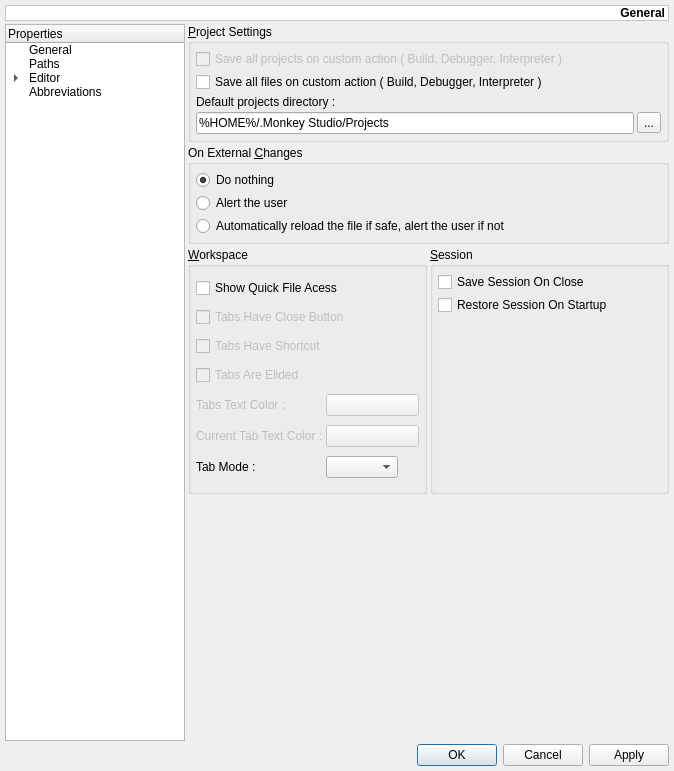
Above: monkey/src/maininterface/ui/UISettings.ui from pasnox/monkeystudio2 before the change. Below: the same form after it.
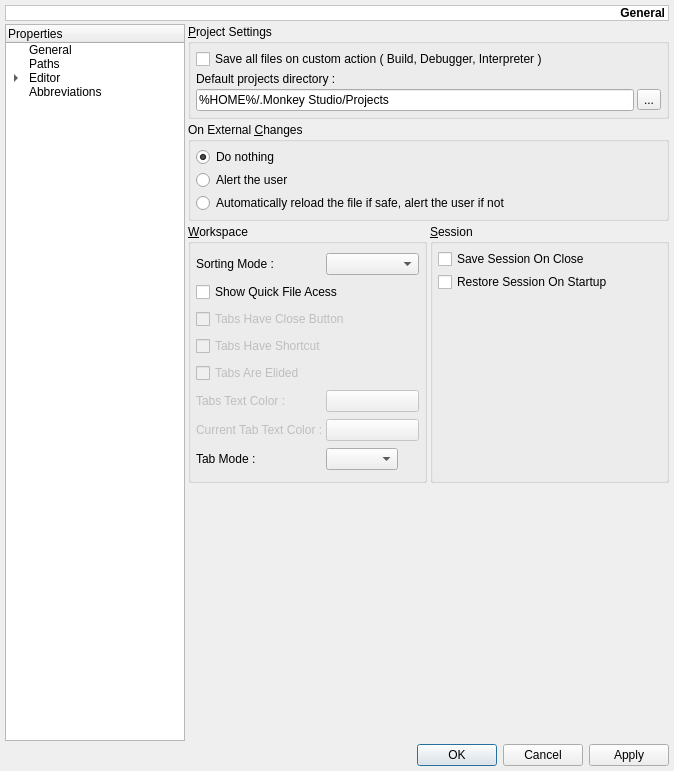
That is the form after the change. Custom widgets are drawn as their Qt base class.

```diff
--- a/monkey/src/maininterface/ui/UISettings.ui
+++ b/monkey/src/maininterface/ui/UISettings.ui
@@ -235,44 +235,34 @@
           <property name="spacing">
            <number>3</number>
           </property>
-          <item row="2" column="0" colspan="2">
+          <item row="1" column="0" colspan="2">
            <widget class="QLabel" name="lDefaultProjectsDirectory">
             <property name="text">
              <string>Default projects directory :</string>
             </property>
            </widget>
           </item>
-          <item row="3" column="1">
+          <item row="2" column="1">
            <widget class="QToolButton" name="tbDefaultProjectsDirectory">
             <property name="text">
              <string>...</string>
             </property>
            </widget>
           </item>
-          <item row="3" column="0">
+          <item row="2" column="0">
            <widget class="QLineEdit" name="leDefaultProjectsDirectory">
             <property name="text">
              <string>%HOME%/.Monkey Studio/Projects</string>
             </property>
            </widget>
           </item>
-          <item row="1" column="0" colspan="2">
+          <item row="0" column="0" colspan="2">
            <widget class="QCheckBox" name="cbSaveFiles">
             <property name="text">
              <string>Save all files on custom action ( Build, Debugger, Interpreter )</string>
             </property>
            </widget>
           </item>
-          <item row="0" column="0" colspan="2">
-           <widget class="QCheckBox" name="cbSaveProjects">
-            <property name="enabled">
-             <bool>false</bool>
-            </property>
-            <property name="text">
-             <string>Save all projects on custom action ( Build, Debugger, Interpreter )</string>
-            </property>
-           </widget>
-          </item>
          </layout>
         </widget>
        </item>
@@ -327,7 +317,7 @@
           <property name="spacing">
            <number>3</number>
           </property>
-          <item row="1" column="0" colspan="3">
+          <item row="2" column="0" colspan="3">
            <widget class="QCheckBox" name="cbTabsHaveCloseButton">
             <property name="enabled">
              <bool>false</bool>
@@ -337,7 +327,7 @@
             </property>
            </widget>
           </item>
-          <item row="2" column="0" colspan="3">
+          <item row="3" column="0" colspan="3">
            <widget class="QCheckBox" name="cbTabsHaveShortcut">
             <property name="enabled">
              <bool>false</bool>
@@ -347,7 +337,7 @@
             </property>
            </widget>
           </item>
-          <item row="3" column="0" colspan="3">
+          <item row="4" column="0" colspan="3">
            <widget class="QCheckBox" name="cbTabsElided">
             <property name="enabled">
              <bool>false</bool>
@@ -357,7 +347,7 @@
             </property>
            </widget>
           </item>
-          <item row="4" column="1" colspan="2">
+          <item row="5" column="1" colspan="2">
            <widget class="pColorButton" name="tbTabsTextColor">
             <property name="enabled">
              <bool>false</bool>
@@ -370,7 +360,7 @@
             </property>
            </widget>
           </item>
-          <item row="4" column="0">
+          <item row="5" column="0">
            <widget class="QLabel" name="lTabsTextColor">
             <property name="enabled">
              <bool>false</bool>
@@ -380,7 +370,7 @@
             </property>
            </widget>
           </item>
-          <item row="5" column="0">
+          <item row="6" column="0">
            <widget class="QLabel" name="lCurrentTabTextColor">
             <property name="enabled">
              <bool>false</bool>
@@ -390,7 +380,7 @@
             </property>
            </widget>
           </item>
-          <item row="5" column="1" colspan="2">
+          <item row="6" column="1" colspan="2">
            <widget class="pColorButton" name="tbCurrentTabTextColor">
             <property name="enabled">
              <bool>false</bool>
@@ -403,14 +393,14 @@
             </property>
            </widget>
           </item>
-          <item row="6" column="0">
+          <item row="7" column="0">
            <widget class="QLabel" name="lTabMode">
             <property name="text">
              <string>Tab Mode :</string>
             </property>
            </widget>
           </item>
-          <item row="6" column="1" colspan="2">
+          <item row="7" column="1" colspan="2">
            <widget class="QComboBox" name="cbTabModes">
             <property name="sizePolicy">
              <sizepolicy hsizetype="Fixed" vsizetype="Fixed">
@@ -420,7 +410,7 @@
             </property>
            </widget>
           </item>
-          <item row="0" column="0" colspan="3">
+          <item row="1" column="0" colspan="3">
            <widget class="QCheckBox" name="cbQuickFileAccess">
             <property name="toolTip">
              <string>Add a combobox in the context toolbar that allow quick file change</string>
@@ -430,6 +420,25 @@
             </property>
            </widget>
           </item>
+          <item row="0" column="0">
+           <widget class="QLabel" name="lSortingMode">
+            <property name="toolTip">
+             <string>The sorting mode apply to the &quot;Opened Files List&quot; dock.
+You can quickly change it using the dock context menu.</string>
+            </property>
+            <property name="text">
+             <string>Sorting Mode :</string>
+            </property>
+           </widget>
+          </item>
+          <item row="0" column="1" colspan="2">
+           <widget class="QComboBox" name="cbSortingMode">
+            <property name="toolTip">
+             <string>The sorting mode apply to the &quot;Opened Files List&quot; dock.
+You can quickly change it using the dock context menu.</string>
+            </property>
+           </widget>
+          </item>
          </layout>
         </widget>
        </item>
```
